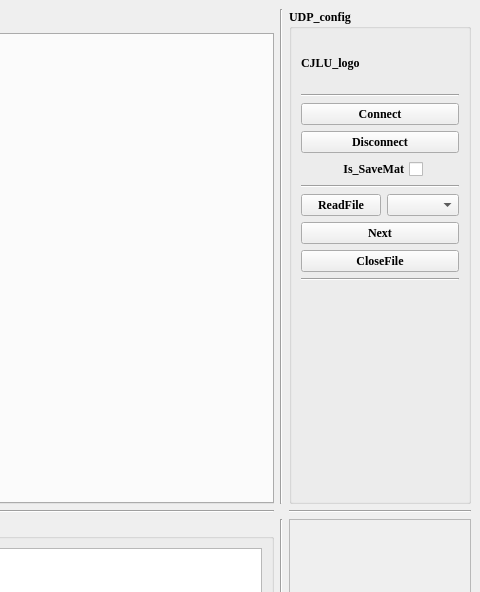
Qt form Radar_UDP.ui (CruzeOliver/Andar_Radar_UDP) before a commit; both pictures show x 493 to 973 and y 0 to 592 of the 973 by 735 pixel window.
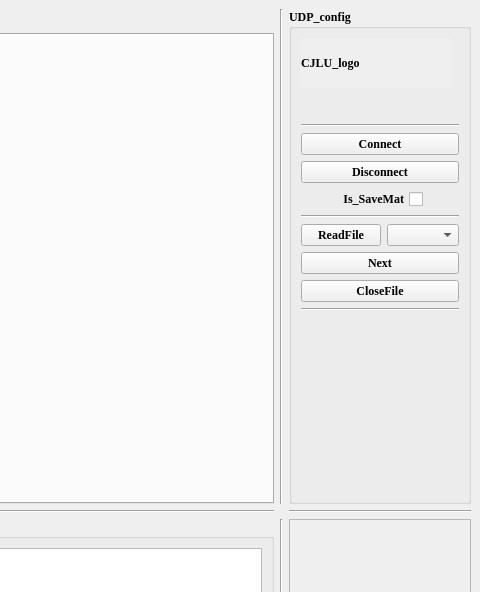
The same form after that commit.

Diff of the .ui file:
```diff
--- a/Radar_UDP.ui
+++ b/Radar_UDP.ui
@@ -51,7 +51,7 @@
      <widget class="QTabWidget" name="tabWidget_1DFFT">
       <property name="sizePolicy">
        <sizepolicy hsizetype="Expanding" vsizetype="Expanding">
-        <horstretch>9</horstretch>
+        <horstretch>10</horstretch>
         <verstretch>8</verstretch>
        </sizepolicy>
       </property>
@@ -194,11 +194,33 @@
            <height>50</height>
           </size>
          </property>
+         <property name="layoutDirection">
+          <enum>Qt::LeftToRight</enum>
+         </property>
+         <property name="autoFillBackground">
+          <bool>true</bool>
+         </property>
          <property name="text">
           <string>CJLU_logo</string>
          </property>
         </widget>
        </item>
+       <item>
+        <spacer name="verticalSpacer_2">
+         <property name="orientation">
+          <enum>Qt::Vertical</enum>
+         </property>
+         <property name="sizeType">
+          <enum>QSizePolicy::Fixed</enum>
+         </property>
+         <property name="sizeHint" stdset="0">
+          <size>
+           <width>20</width>
+           <height>30</height>
+          </size>
+         </property>
+        </spacer>
+       </item>
        <item>
         <widget class="Line" name="line_7">
          <property name="orientation">
```
